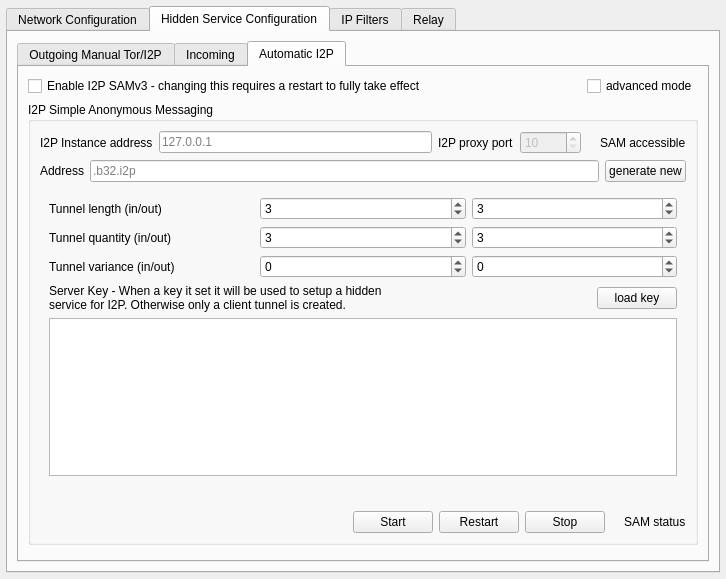
First picture: the form in retroshare-gui/src/gui/settings/ServerPage.ui, repository RetroShare/RetroShare, before the edit.
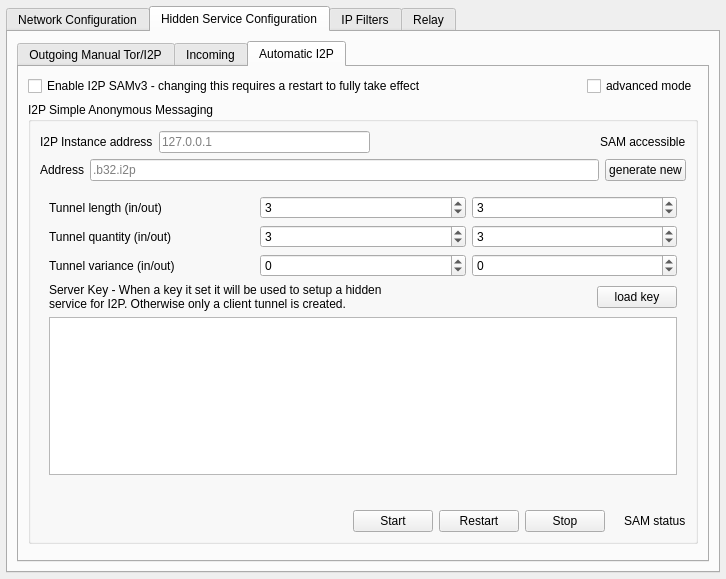
Second picture: the form after the edit. The open tabs and pages were chosen to show the change. Icons and pictures are not drawn.

Commit message: GUI: remove i2p proxy port, there is none with SAM

What changed in the file:
```diff
--- a/retroshare-gui/src/gui/settings/ServerPage.ui
+++ b/retroshare-gui/src/gui/settings/ServerPage.ui
@@ -982,27 +982,17 @@
                  </widget>
                 </item>
                 <item>
-                 <widget class="QLabel" name="i2pProxyPortLabel">
-                  <property name="text">
-                   <string>I2P proxy port</string>
+                 <spacer name="horizontalSpacer">
+                  <property name="orientation">
+                   <enum>Qt::Horizontal</enum>
                   </property>
-                 </widget>
-                </item>
-                <item>
-                 <widget class="QSpinBox" name="hiddenpage_proxyPort_i2p_2">
-                  <property name="enabled">
-                   <bool>false</bool>
+                  <property name="sizeHint" stdset="0">
+                   <size>
+                    <width>40</width>
+                    <height>20</height>
+                   </size>
                   </property>
-                  <property name="toolTip">
-                   <string>Not required for SAMv3</string>
-                  </property>
-                  <property name="minimum">
-                   <number>10</number>
-                  </property>
-                  <property name="maximum">
-                   <number>65535</number>
-                  </property>
-                 </widget>
+                 </spacer>
                 </item>
                 <item>
                  <layout class="QHBoxLayout" name="bobAccHLayout">
```
The commit also changes 5 other files.
